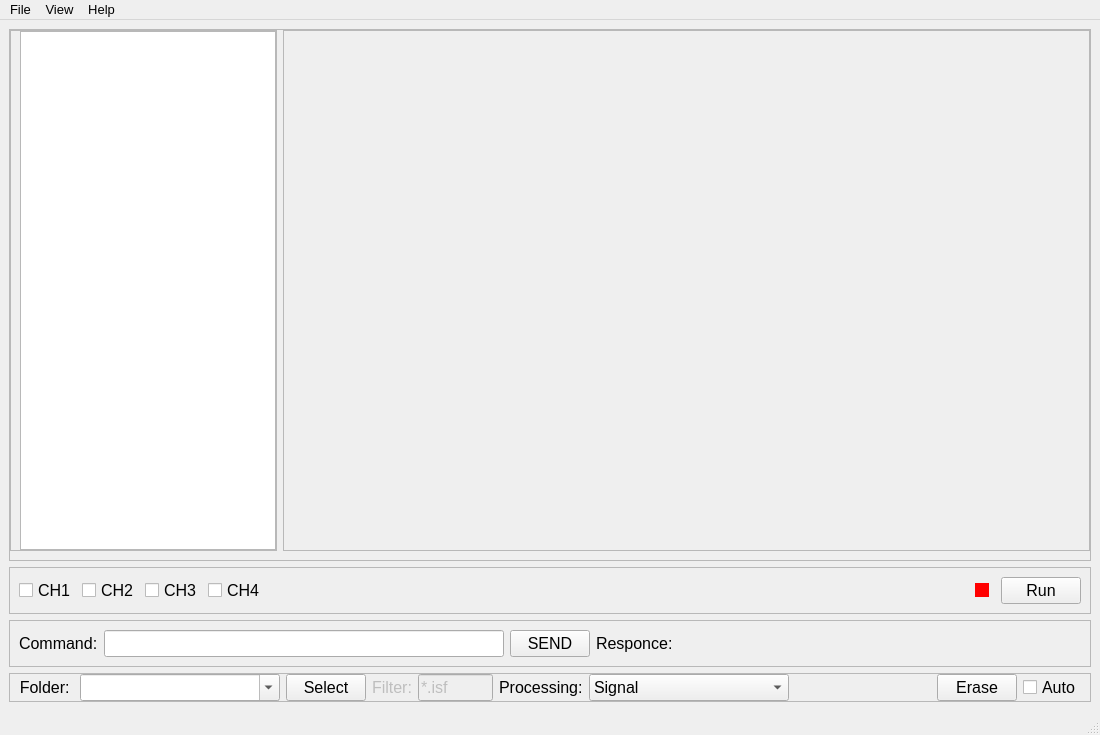
Old version of the form Tectronix.ui in the repository salinsalins/Tectronix.
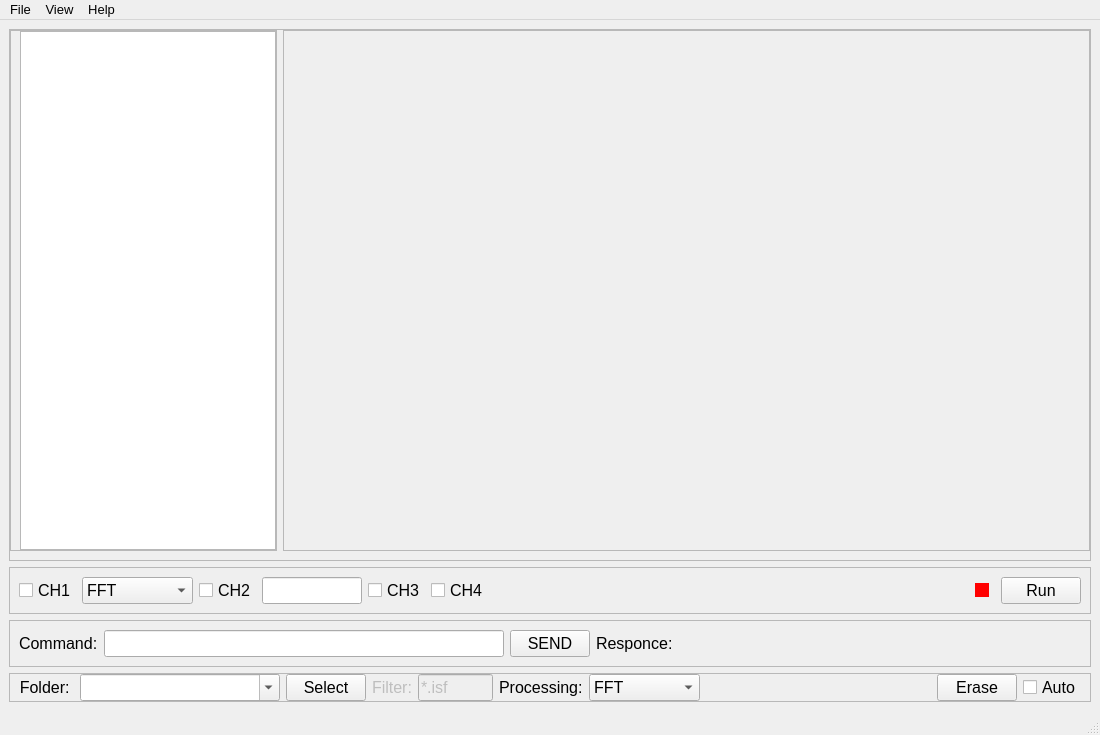
New version of the form.

Diff of the .ui file:
```diff
--- a/Tectronix.ui
+++ b/Tectronix.ui
@@ -147,6 +147,37 @@
          </property>
         </widget>
        </item>
+       <item>
+        <widget class="QComboBox" name="comboBox_4">
+         <property name="sizePolicy">
+          <sizepolicy hsizetype="Minimum" vsizetype="Fixed">
+           <horstretch>0</horstretch>
+           <verstretch>0</verstretch>
+          </sizepolicy>
+         </property>
+         <property name="minimumSize">
+          <size>
+           <width>100</width>
+           <height>0</height>
+          </size>
+         </property>
+         <item>
+          <property name="text">
+           <string>FFT</string>
+          </property>
+         </item>
+         <item>
+          <property name="text">
+           <string>Cumulative</string>
+          </property>
+         </item>
+         <item>
+          <property name="text">
+           <string>Signal</string>
+          </property>
+         </item>
+        </widget>
+       </item>
        <item>
         <widget class="QCheckBox" name="checkBox_2">
          <property name="text">
@@ -154,6 +185,22 @@
          </property>
         </widget>
        </item>
+       <item>
+        <widget class="QLineEdit" name="lineEdit_3">
+         <property name="sizePolicy">
+          <sizepolicy hsizetype="Minimum" vsizetype="Fixed">
+           <horstretch>0</horstretch>
+           <verstretch>0</verstretch>
+          </sizepolicy>
+         </property>
+         <property name="maximumSize">
+          <size>
+           <width>100</width>
+           <height>16777215</height>
+          </size>
+         </property>
+        </widget>
+       </item>
        <item>
         <widget class="QCheckBox" name="checkBox_3">
          <property name="text">
@@ -483,18 +530,13 @@
          </property>
          <property name="minimumSize">
           <size>
-           <width>200</width>
+           <width>100</width>
            <height>0</height>
           </size>
          </property>
          <item>
           <property name="text">
-           <string>Signal</string>
-          </property>
-         </item>
-         <item>
-          <property name="text">
-           <string>Spectrum</string>
+           <string>FFT</string>
           </property>
          </item>
          <item>
```
Left out of the diff: 7 changed lines with no effect on the pictures.
